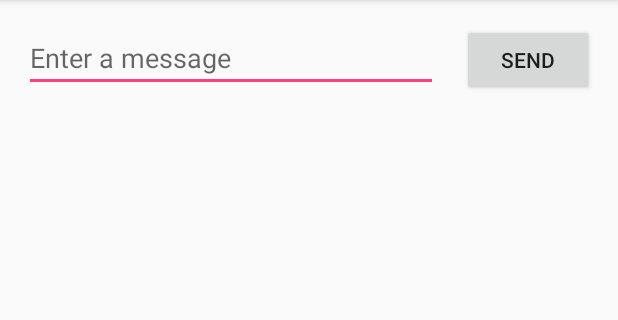
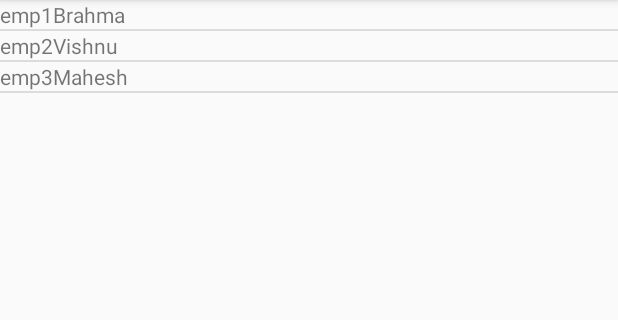
Before and after one commit to brunokrebs/android-to-do, an Android app: the screen it shows after launch (MainActivity), on a phone screen of 412 x 824 dp, the part 84-404 px from its top. Run offline under Robolectric (Android 15) with nearby library versions, the phone set to English and light mode, and no system bars.

Commit message:
showing a static list of items;

```diff
--- a/app/src/main/AndroidManifest.xml
+++ b/app/src/main/AndroidManifest.xml
@@ -3,6 +3,7 @@
     package="com.auth0.microblog">
 
     <uses-permission android:name="android.permission.INTERNET" />
+
     <application
         android:allowBackup="true"
         android:icon="@mipmap/ic_launcher"
@@ -18,11 +19,13 @@
             </intent-filter>
         </activity>
         <activity android:name=".DisplayMessageActivity">
+
             <!-- The meta-data tag is required if you support API level 15 and lower -->
             <meta-data
                 android:name="android.support.PARENT_ACTIVITY"
                 android:value=".MainActivity" />
         </activity>
+        <activity android:name=".MicroPostForm"></activity>
     </application>
 
 </manifest>
--- a/app/src/main/java/com/auth0/microblog/DisplayMessageActivity.java
+++ b/app/src/main/java/com/auth0/microblog/DisplayMessageActivity.java
@@ -14,7 +14,7 @@ public class DisplayMessageActivity extends AppCompatActivity {
 
         // Get the Intent that started this activity and extract the string
         Intent intent = getIntent();
-        String message = intent.getStringExtra(MainActivity.NEW_MESSAGE);
+        String message = intent.getStringExtra(MicroPostForm.NEW_MESSAGE);
 
         // Capture the layout's TextView and set the string as its text
         TextView textView = findViewById(R.id.textView);
--- a/app/src/main/java/com/auth0/microblog/MainActivity.java
+++ b/app/src/main/java/com/auth0/microblog/MainActivity.java
@@ -1,68 +1,39 @@
 package com.auth0.microblog;
 
-import android.content.Context;
-import android.content.Intent;
-import android.support.v7.app.AlertDialog;
+import android.os.Bundle;
+import android.support.v4.app.LoaderManager;
+import android.support.v4.content.Loader;
 import android.support.v7.app.AppCompatActivity;
-import android.os.Bundle;
-import android.view.View;
-import android.widget.EditText;
+import android.widget.ListView;
 
-import com.android.volley.Request;
-import com.android.volley.RequestQueue;
-import com.android.volley.Response;
-import com.android.volley.VolleyError;
-import com.android.volley.toolbox.JsonObjectRequest;
-import com.android.volley.toolbox.Volley;
+import java.util.ArrayList;
+import java.util.List;
 
-import org.json.JSONException;
-import org.json.JSONObject;
-
-public class MainActivity extends AppCompatActivity {
-    public static final String NEW_MESSAGE = "com.auth0.microblog.NEW_MESSAGE";
+public class MainActivity extends AppCompatActivity implements LoaderManager.LoaderCallbacks<List<MicroPost>> {
+    private MicroPostAdapter microPostsAdapter;
 
     @Override
-    protected void onCreate(Bundle savedInstanceState) {
+    public void onCreate(Bundle savedInstanceState) {
         super.onCreate(savedInstanceState);
         setContentView(R.layout.activity_main);
+        microPostsAdapter = new MicroPostAdapter(this, new ArrayList<MicroPost>());
+        ListView microPostsListView = findViewById(R.id.micro_posts);
+        microPostsListView.setAdapter(microPostsAdapter);
+        getSupportLoaderManager().initLoader(1, null, this).forceLoad();
     }
 
-    /**
-     * Called when the user taps the Send button
-     */
-    public void sendMessage(View view) {
-        String url = "http://10.0.2.2:3001";
-        final Context context = this;
-        RequestQueue queue = Volley.newRequestQueue(context);
-        EditText editText = findViewById(R.id.editText);
-        String message = editText.getText().toString();
+    @Override
+    public Loader<List<MicroPost>> onCreateLoader(int id, Bundle args) {
+        return new MicroPostLoader(this);
+    }
 
-        try {
-            JSONObject jo = new JSONObject();
-            jo.put("message", message);
+    @Override
+    public void onLoadFinished(Loader<List<MicroPost>> loader, List<MicroPost> data) {
+        microPostsAdapter.setMicroPosts(data);
+    }
 
-            JsonObjectRequest postRequest = new JsonObjectRequest(Request.Method.POST, url, jo,
-                    new Response.Listener<JSONObject>() {
-                        @Override
-                        public void onResponse(JSONObject response) {
-                            startActivity(new Intent(context, DisplayMessageActivity.class));
-                        }
-                    },
-                    new Response.ErrorListener() {
-                        @Override
-                        public void onErrorResponse(VolleyError error) {
-                            new AlertDialog.Builder(context)
-                                    .setTitle("Error")
-                                    .setMessage(error.getMessage())
-                                    .show();
-                        }
-                    }
-            );
-
-            // Add the request to the RequestQueue.
-            queue.add(postRequest);
-        } catch (JSONException e) {
-            System.out.println(e.getMessage());
-        }
+    @Override
+    public void onLoaderReset(Loader<List<MicroPost>> loader) {
+        microPostsAdapter.setMicroPosts(new ArrayList<MicroPost>());
     }
 }
--- /dev/null
+++ b/app/src/main/java/com/auth0/microblog/MicroPost.java
@@ -0,0 +1,19 @@
+package com.auth0.microblog;
+
+public class MicroPost {
+    private final String id;
+    private final String message;
+
+    public MicroPost(String _id, String message) {
+        this.id = _id;
+        this.message = message;
+    }
+
+    public String getId() {
+        return id;
+    }
+
+    public String getMessage() {
+        return message;
+    }
+}
--- /dev/null
+++ b/app/src/main/java/com/auth0/microblog/MicroPostAdapter.java
@@ -0,0 +1,56 @@
+package com.auth0.microblog;
+
+import android.content.Context;
+import android.view.LayoutInflater;
+import android.view.View;
+import android.view.ViewGroup;
+import android.widget.BaseAdapter;
+import android.widget.TextView;
+
+import java.util.ArrayList;
+import java.util.List;
+
+public class MicroPostAdapter extends BaseAdapter {
+    private LayoutInflater inflater;
+    private List<MicroPost> microPosts = new ArrayList<>();
+
+    public MicroPostAdapter(Context context, List<MicroPost> microPosts) {
+        this.microPosts = microPosts;
+        inflater = LayoutInflater.from(context);
+    }
+
+    @Override
+    public View getView(int position, View view, ViewGroup parent) {
+        MicroPost microPost = (MicroPost) getItem(position);
+        if (view == null) {
+            view = inflater.inflate(R.layout.micro_post_data, null);
+        }
+
+        TextView id = view.findViewById(R.id.micro_post_id);
+        id.setText(microPost.getId());
+
+        TextView message = view.findViewById(R.id.micro_post_message);
+        message.setText(microPost.getMessage());
+        return view;
+    }
+
+    @Override
+    public Object getItem(int position) {
+        return microPosts.get(position);
+    }
+
+    @Override
+    public long getItemId(int position) {
+        return position;
+    }
+
+    @Override
+    public int getCount() {
+        return microPosts.size();
+    }
+
+    public void setMicroPosts(List<MicroPost> data) {
+        microPosts.addAll(data);
+        notifyDataSetChanged();
+    }
+}
--- /dev/null
+++ b/app/src/main/java/com/auth0/microblog/MicroPostForm.java
@@ -0,0 +1,68 @@
+package com.auth0.microblog;
+
+import android.content.Context;
+import android.content.Intent;
+import android.support.v7.app.AlertDialog;
+import android.support.v7.app.AppCompatActivity;
+import android.os.Bundle;
+import android.view.View;
+import android.widget.EditText;
+
+import com.android.volley.Request;
+import com.android.volley.RequestQueue;
+import com.android.volley.Response;
+import com.android.volley.VolleyError;
+import com.android.volley.toolbox.JsonObjectRequest;
+import com.android.volley.toolbox.Volley;
+
+import org.json.JSONException;
+import org.json.JSONObject;
+
+public class MicroPostForm extends AppCompatActivity {
+    public static final String NEW_MESSAGE = "com.auth0.microblog.NEW_MESSAGE";
+
+    @Override
+    protected void onCreate(Bundle savedInstanceState) {
+        super.onCreate(savedInstanceState);
+        setContentView(R.layout.activity_micro_post_form);
+    }
+
+    /**
+     * Called when the user taps the Send button
+     */
+    public void sendMessage(View view) {
+        String url = "http://10.0.2.2:3001";
+        final Context context = this;
+        RequestQueue queue = Volley.newRequestQueue(context);
+        EditText editText = findViewById(R.id.editText);
+        String message = editText.getText().toString();
+
+        try {
+            JSONObject jo = new JSONObject();
+            jo.put("message", message);
+
+            JsonObjectRequest postRequest = new JsonObjectRequest(Request.Method.POST, url, jo,
+                    new Response.Listener<JSONObject>() {
+                        @Override
+                        public void onResponse(JSONObject response) {
+                            startActivity(new Intent(context, DisplayMessageActivity.class));
+                        }
+                    },
+                    new Response.ErrorListener() {
+                        @Override
+                        public void onErrorResponse(VolleyError error) {
+                            new AlertDialog.Builder(context)
+                                    .setTitle("Error")
+                                    .setMessage(error.getMessage())
+                                    .show();
+                        }
+                    }
+            );
+
+            // Add the request to the RequestQueue.
+            queue.add(postRequest);
+        } catch (JSONException e) {
+            System.out.println(e.getMessage());
+        }
+    }
+}
--- /dev/null
+++ b/app/src/main/java/com/auth0/microblog/MicroPostLoader.java
@@ -0,0 +1,22 @@
+package com.auth0.microblog;
+
+import android.content.Context;
+import android.support.v4.content.AsyncTaskLoader;
+
+import java.util.ArrayList;
+import java.util.List;
+
+public class MicroPostLoader extends AsyncTaskLoader<List<MicroPost>> {
+    public MicroPostLoader(Context context) {
+        super(context);
+    }
+
+    @Override
+    public List<MicroPost> loadInBackground() {
+        List<MicroPost> list = new ArrayList<MicroPost>();
+        list.add(new MicroPost("emp1", "Brahma"));
+        list.add(new MicroPost("emp2", "Vishnu"));
+        list.add(new MicroPost("emp3", "Mahesh"));
+        return list;
+    }
+}
--- a/app/src/main/res/layout/activity_main.xml
+++ b/app/src/main/res/layout/activity_main.xml
@@ -1,36 +1,12 @@
 <?xml version="1.0" encoding="utf-8"?>
 <android.support.constraint.ConstraintLayout xmlns:android="http://schemas.android.com/apk/res/android"
-    xmlns:app="http://schemas.android.com/apk/res-auto"
     xmlns:tools="http://schemas.android.com/tools"
     android:layout_width="match_parent"
     android:layout_height="match_parent"
     tools:context="com.auth0.microblog.MainActivity">
 
-    <EditText
-        android:id="@+id/editText"
-        android:layout_width="0dp"
-        android:layout_height="wrap_content"
-        android:layout_marginStart="16dp"
-        android:layout_marginLeft="16dp"
-        android:layout_marginTop="16dp"
-        android:ems="10"
-        android:hint="@string/edit_message"
-        android:inputType="textPersonName"
-        app:layout_constraintEnd_toStartOf="@+id/button"
-        app:layout_constraintHorizontal_bias="0.5"
-        app:layout_constraintStart_toStartOf="parent"
-        app:layout_constraintTop_toTopOf="parent" />
-
-    <Button
-        android:id="@+id/button"
-        android:layout_width="wrap_content"
-        android:layout_height="wrap_content"
-        android:layout_marginEnd="16dp"
-        android:layout_marginStart="16dp"
-        android:onClick="sendMessage"
-        android:text="@string/button_send"
-        app:layout_constraintBaseline_toBaselineOf="@+id/editText"
-        app:layout_constraintEnd_toEndOf="parent"
-        app:layout_constraintHorizontal_bias="0.5"
-        app:layout_constraintStart_toEndOf="@+id/editText" />
+    <ListView
+        android:id="@+id/micro_posts"
+        android:layout_width="match_parent"
+        android:layout_height="match_parent" />
 </android.support.constraint.ConstraintLayout>
--- /dev/null
+++ b/app/src/main/res/layout/activity_micro_post_form.xml
@@ -0,0 +1,36 @@
+<?xml version="1.0" encoding="utf-8"?>
+<android.support.constraint.ConstraintLayout xmlns:android="http://schemas.android.com/apk/res/android"
+    xmlns:app="http://schemas.android.com/apk/res-auto"
+    xmlns:tools="http://schemas.android.com/tools"
+    android:layout_width="match_parent"
+    android:layout_height="match_parent"
+    tools:context="com.auth0.microblog.MicroPostForm">
+
+    <EditText
+        android:id="@+id/editText"
+        android:layout_width="0dp"
+        android:layout_height="wrap_content"
+        android:layout_marginStart="16dp"
+        android:layout_marginLeft="16dp"
+        android:layout_marginTop="16dp"
+        android:ems="10"
+        android:hint="@string/edit_message"
+        android:inputType="textPersonName"
+        app:layout_constraintEnd_toStartOf="@+id/button"
+        app:layout_constraintHorizontal_bias="0.5"
+        app:layout_constraintStart_toStartOf="parent"
+        app:layout_constraintTop_toTopOf="parent" />
+
+    <Button
+        android:id="@+id/button"
+        android:layout_width="wrap_content"
+        android:layout_height="wrap_content"
+        android:layout_marginEnd="16dp"
+        android:layout_marginStart="16dp"
+        android:onClick="sendMessage"
+        android:text="@string/button_send"
+        app:layout_constraintBaseline_toBaselineOf="@+id/editText"
+        app:layout_constraintEnd_toEndOf="parent"
+        app:layout_constraintHorizontal_bias="0.5"
+        app:layout_constraintStart_toEndOf="@+id/editText" />
+</android.support.constraint.ConstraintLayout>
--- /dev/null
+++ b/app/src/main/res/layout/micro_post_data.xml
@@ -0,0 +1,16 @@
+<?xml version="1.0" encoding="utf-8"?>
+<LinearLayout xmlns:android="http://schemas.android.com/apk/res/android"
+    android:layout_width="match_parent"
+    android:layout_height="match_parent"
+    android:orientation="horizontal">
+
+    <TextView
+        android:id="@+id/micro_post_id"
+        android:layout_width="wrap_content"
+        android:layout_height="wrap_content" />
+
+    <TextView
+        android:id="@+id/micro_post_message"
+        android:layout_width="wrap_content"
+        android:layout_height="wrap_content" />
+</LinearLayout>
```
